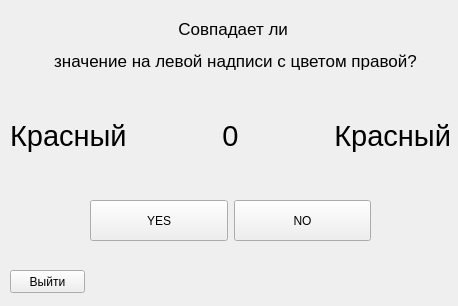
Before: the Qt Designer form colorquest.ui in moevm/gui-1h2017-12, drawn with Qt 5.
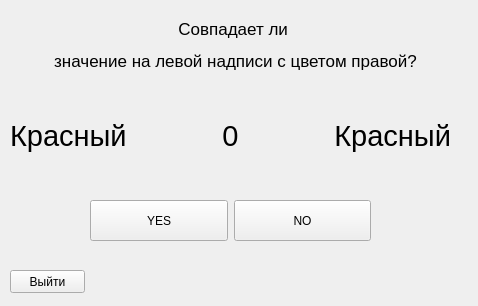
After: the same form once the commit is applied.

```diff
--- a/colorquest.ui
+++ b/colorquest.ui
@@ -6,7 +6,7 @@
    <rect>
     <x>0</x>
     <y>0</y>
-    <width>458</width>
+    <width>478</width>
     <height>306</height>
    </rect>
   </property>
```
